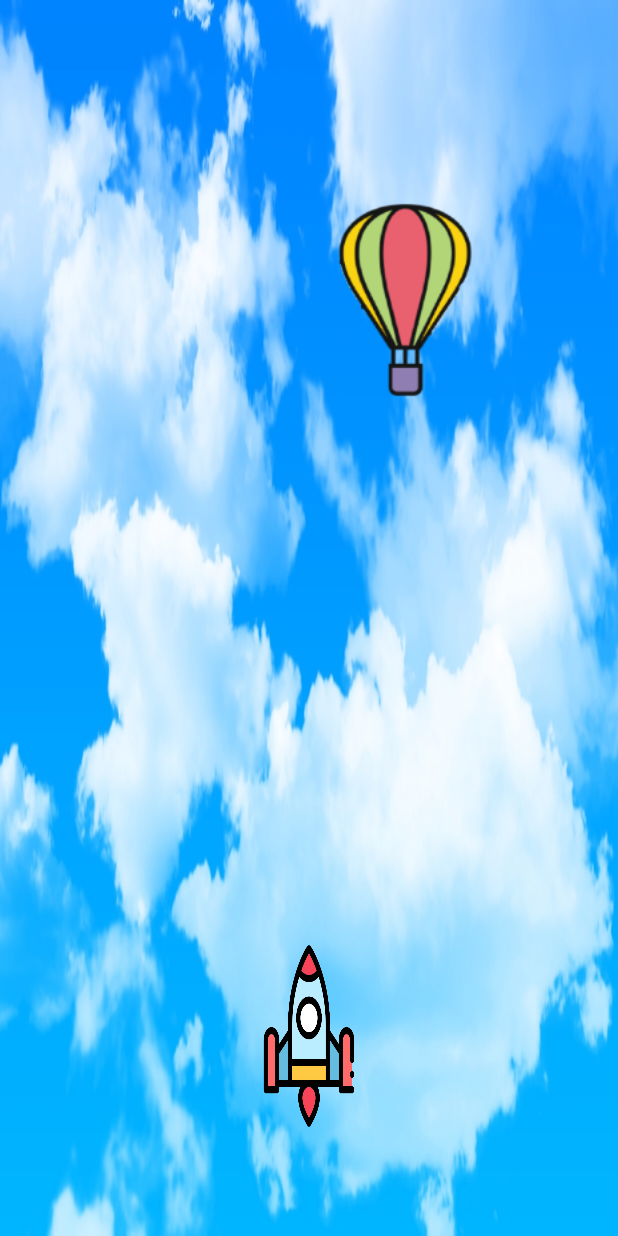
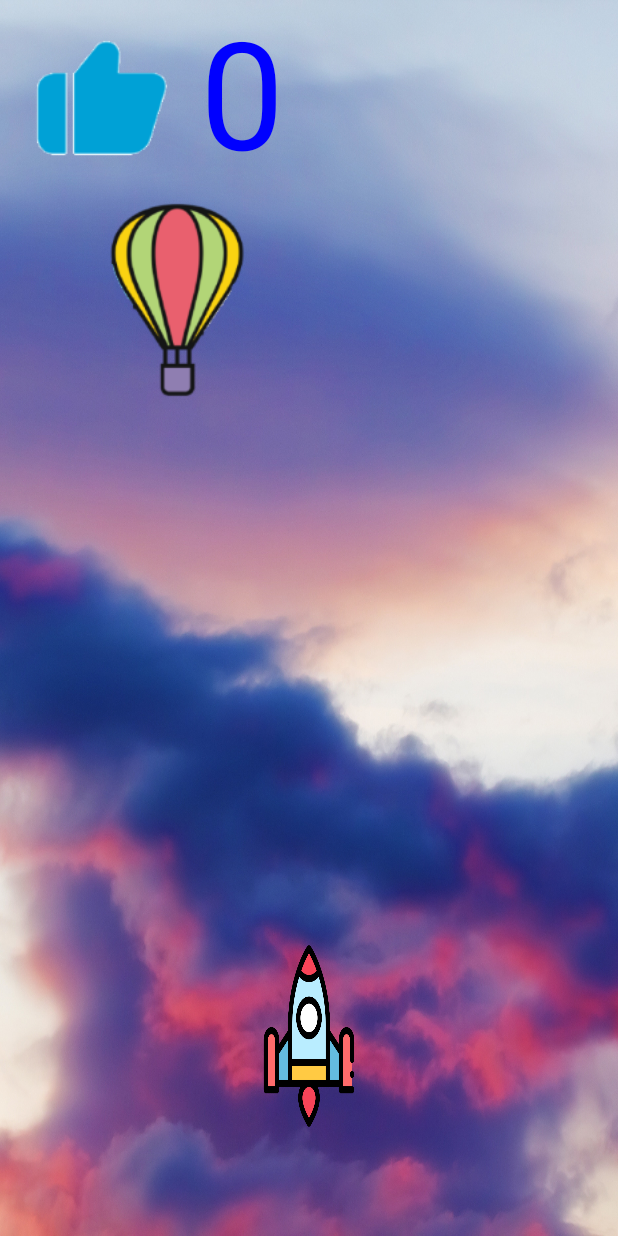
Before and after one commit to dazhi-boy/game, an Android app: the BalloonStart screen opened directly, with no data from a screen before it, on a phone screen of 412 x 824 dp. Run offline under Robolectric (Android 15) with nearby library versions, the light colour scheme and no system bars.

Commit message:
添加爆炸

```diff
--- a/app/src/main/java/com/example/game/balloon/BalloonStart.java
+++ b/app/src/main/java/com/example/game/balloon/BalloonStart.java
@@ -8,7 +8,6 @@ import android.util.DisplayMetrics;
 import android.view.Display;
 import android.view.View;
 import android.view.WindowManager;
-import android.widget.Toast;
 
 import androidx.annotation.NonNull;
 
@@ -21,13 +20,14 @@ public class BalloonStart extends Activity {
     private GameView gameView;
     private int winWidth;
     private int winHeight;
+    public double speed = 7;
     private boolean right = true;
 
     @Override
     protected void onCreate(Bundle savedInstanceState) {
         super.onCreate(savedInstanceState);
         gameView = new GameView(this);
-        gameView.setBackgroundResource(R.drawable.bg);
+        gameView.setBackgroundResource(R.drawable.air);
         setContentView(gameView);
         //获取屏幕宽高
         WindowManager windowManager = getWindowManager();
@@ -36,16 +36,16 @@ public class BalloonStart extends Activity {
         display.getMetrics(metrics);
         winWidth = metrics.widthPixels;
         winHeight = metrics.heightPixels;
-        gameView.setWin(winWidth,winHeight);
+        gameView.setWin(winWidth,winHeight,this);
         Timer timer = new Timer();
         timer.schedule(new TimerTask() {
             @Override
             public void run() {
                 if (gameView.x>winWidth-200) right = false;
                 if (gameView.x<0) right = true;
-                if (right) gameView.x+=5;
-                else gameView.x-=5;
-                if (gameView.launch) gameView.rocket_y -=10;
+                if (right) gameView.x+=speed;
+                else gameView.x-=speed;
+                if (gameView.launch) gameView.rocket_y -=15;
                 if (gameView.rocket_y<0) {
                     gameView.rocket_y = winHeight-300;
                     gameView.launch = false;
--- a/app/src/main/java/com/example/game/balloon/GameView.java
+++ b/app/src/main/java/com/example/game/balloon/GameView.java
@@ -4,17 +4,24 @@ import android.content.Context;
 import android.graphics.Bitmap;
 import android.graphics.BitmapFactory;
 import android.graphics.Canvas;
+import android.graphics.Color;
 import android.graphics.Paint;
 import android.graphics.RectF;
 import android.view.View;
 
 import com.example.game.R;
 
+import static android.icu.lang.UCharacter.GraphemeClusterBreak.L;
+
 public class GameView extends View {
+    BalloonStart balloonStart;
+
+    private int sum;    //统计一共打了几个气球
     Paint paint = new Paint();
     public int cont = 5;
     public int x;
     public int rocket_y;
+    private int width = 300;
     public boolean launch = false;
     public boolean again = false;
 
@@ -24,10 +31,11 @@ public class GameView extends View {
         super(context);
     }
 
-    public void setWin(int winWidth,int winHeight){
+    public void setWin(int winWidth, int winHeight, BalloonStart balloonStart){
         this.winWidth = winWidth;
         this.winHeight = winHeight;
         rocket_y = winHeight-300;
+        this.balloonStart = balloonStart;
     }
 
     @Override
@@ -35,18 +43,29 @@ public class GameView extends View {
         super.onDraw(canvas);
         paint.setStyle(Paint.Style.FILL);
         paint.setAntiAlias(true);
+        paint.setTextSize(150);
+        paint.setColor(Color.BLUE);
+
+        //画一个赞的图标
+        Bitmap bitmapGood= BitmapFactory.decodeResource(getResources(),R.drawable.a12);
+        canvas.drawBitmap(bitmapGood,null,new RectF(25,25,175,175),paint);
+        canvas.drawText(""+sum,200,150,paint);
 
         if (again) {
             //画一个爆炸的图
             Bitmap bitmapBomb= BitmapFactory.decodeResource(getResources(),R.drawable.bomb);
-            canvas.drawBitmap(bitmapBomb,null,new RectF(winWidth/2-200,100,winWidth/2+200,500),paint);
+            canvas.drawBitmap(bitmapBomb,null,new RectF(winWidth/2-width/2,300-width/2,winWidth/2+width/2,300+width/2),paint);
             cont--;
+            width +=10;
             if (cont==0) {
                 cont = 5;
+                width =300;
                 again = false;
                 x = 0;
                 rocket_y = winHeight-300;
                 launch = false;
+                sum++;
+                balloonStart.speed+=0.2;
             }
         } else {
             //画一个气球
```
Also changed, not shown: app/src/main/res/anim/bombanimation.xml (added, +19 -0 lines), app/src/main/res/drawable-xhdpi/air.jpg (added).
